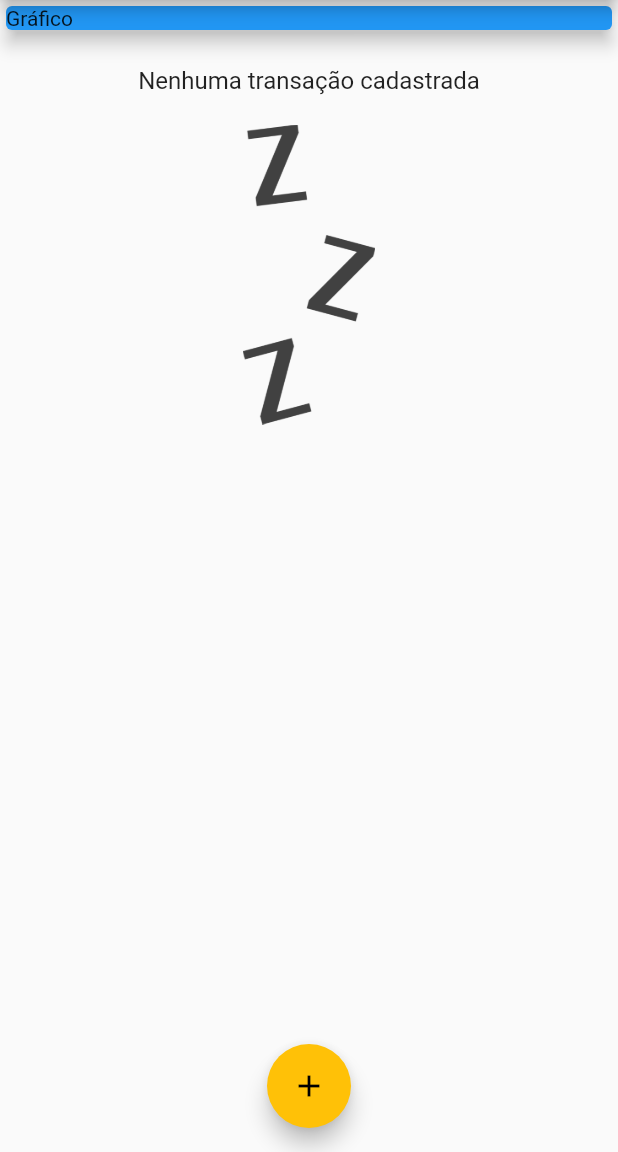
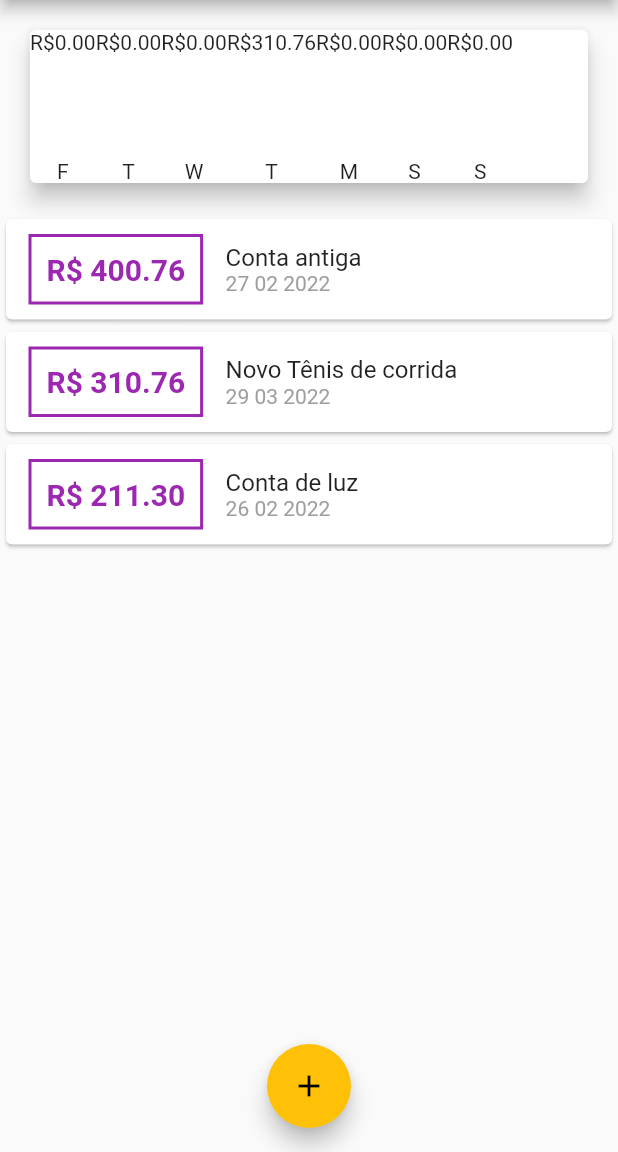
Before and after one commit to alexandreccarmo/expenses, a Flutter app: the screen it shows after launch, on a phone screen of 412 x 824 dp, the part 84-1236 px from its top. Run offline on Flutter 3.47's test engine with Material 2 defaults, Android fonts, the phone set to English and light mode, and no system bars.

Commit message:
adicionado estrutura inicial para o grafico

```diff
--- a/lib/components/chart.dart
+++ b/lib/components/chart.dart
@@ -1,12 +1,55 @@
+import 'package:expenses/components/chart_bar.dart';
 import 'package:flutter/material.dart';
+import '../models/transaction.dart';
+import 'package:intl/intl.dart';
+class Chart extends StatelessWidget{
 
-class Chart extends StatelessWidget{
+  late final List<Transaction> recentTransaction;
+
+  Chart(this.recentTransaction);
+
+  List<Map<String,Object>> get groupedTransactions{
+    return List.generate(7,(index){
+
+      final weekDay = DateTime.now().subtract(
+        Duration(days: index),
+      );
+
+      double totalSum = 0.0;
+
+      for(var i = 0; i < recentTransaction.length; i++){
+        bool sameDay = recentTransaction[i].date.day == weekDay.day;
+        bool sameMonth = recentTransaction[i].date.month == weekDay.month;
+        bool sameYear = recentTransaction[i].date.year == weekDay.year;
+
+
+        if(sameDay && sameMonth && sameYear){
+          totalSum += recentTransaction[i].value;
+        }
+      }
+
+      return {
+        'day':DateFormat.E().format(weekDay)[0],
+        'value': totalSum
+      };
+    });
+  }
 
   @override
   Widget build(BuildContext context) {
+    groupedTransactions;
     return Card(
       elevation: 6,
       margin: EdgeInsets.all(20),
+      child: Row(
+        children: groupedTransactions.map((tr){
+          return ChartBar(
+              label: tr['day'].toString(),
+              value: (tr['value'] as double),
+              percetage: 0
+          );
+        }).toList(),
+      ),
     );
   }
 }
--- /dev/null
+++ b/lib/components/chart_bar.dart
@@ -0,0 +1,31 @@
+import 'package:flutter/material.dart';
+
+class ChartBar extends StatelessWidget{
+
+  final String label;
+  final double value;
+  final double percetage;
+
+  ChartBar({
+    required this.label,
+    required this.value,
+    required this.percetage,
+  });
+
+  @override
+  Widget build(BuildContext context){
+    return Column(
+      children: <Widget>[
+        Text('R\$${value.toStringAsFixed(2)}'),
+        SizedBox(height: 5),
+        Container(
+          height: 60,
+          width: 10,
+          child: null,
+        ),
+        SizedBox(height: 5),
+        Text(label)
+      ],
+    );
+  }
+}
--- a/lib/main.dart
+++ b/lib/main.dart
@@ -1,3 +1,4 @@
+import 'package:expenses/components/chart.dart';
 import 'package:expenses/components/transaction_form.dart';
 import 'package:flutter/material.dart';
 import 'dart:math';
@@ -47,10 +48,18 @@ class MyHomePage extends StatefulWidget {
 
 class _MyHomePageState extends State<MyHomePage>{
   final List<Transaction> _transactions = [
-    // Transaction(id: 't1', title: 'Novo Tênis de corrida', value: 310.76, date: DateTime.now()),
-    // Transaction(id: 't2', title: 'Conta de luz', value: 211.30, date: DateTime.now())
+    Transaction(id: 't0', title: 'Conta antiga', value: 400.76, date: DateTime.now().subtract(Duration(days: 33))),
+    Transaction(id: 't1', title: 'Novo Tênis de corrida', value: 310.76, date: DateTime.now().subtract(Duration(days: 3))),
+    Transaction(id: 't2', title: 'Conta de luz', value: 211.30, date: DateTime.now().subtract(Duration(days: 34)))
   ];
 
+  List<Transaction> get _recentTransactions {
+    return _transactions.where((tr){
+      return tr.date.isAfter(DateTime.now().subtract(
+        Duration(days: 7),
+      ));
+    }).toList();
+  }
 
   _addTransaction(String title, double value){
     final newTransaction = Transaction(
@@ -91,13 +100,7 @@ class _MyHomePageState extends State<MyHomePage>{
             child: Column(
             crossAxisAlignment: CrossAxisAlignment.stretch,
             children: <Widget>[
-              Container(
-                child: Card(
-                  color: Colors.blue,
-                  child: Text('Gráfico'),
-                  elevation: 5,
-                ),
-              ),
+              Chart(_recentTransactions),
               TransactionList(_transactions),
 
             ],
```
Also changed, not shown: 10 other files.
